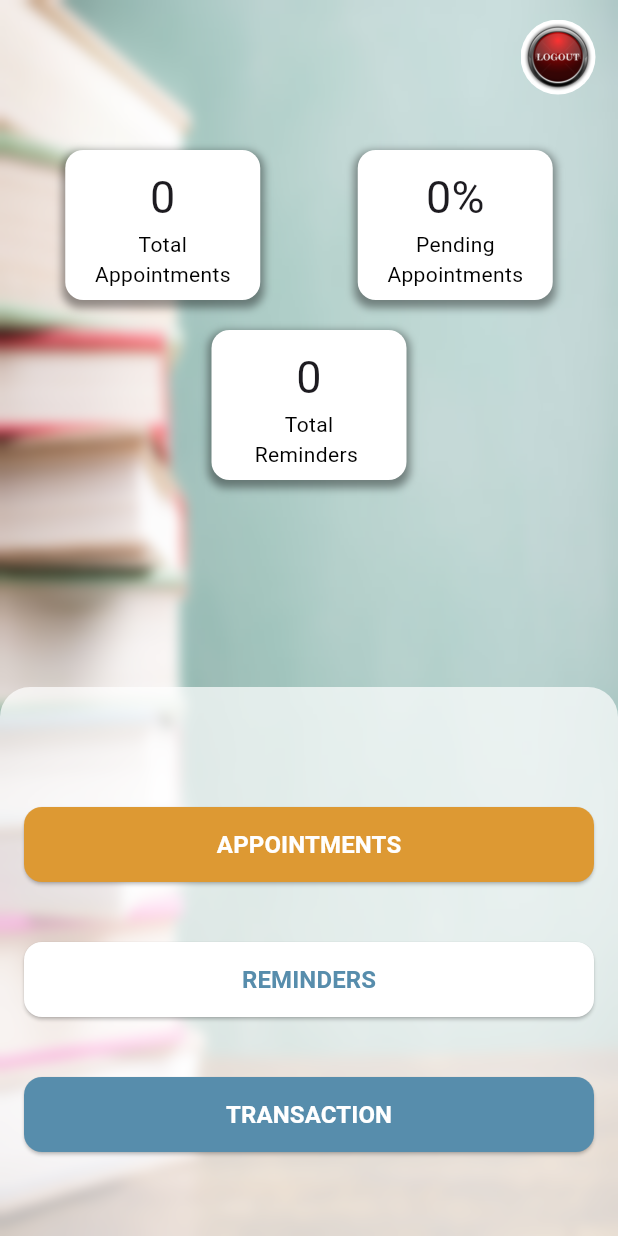
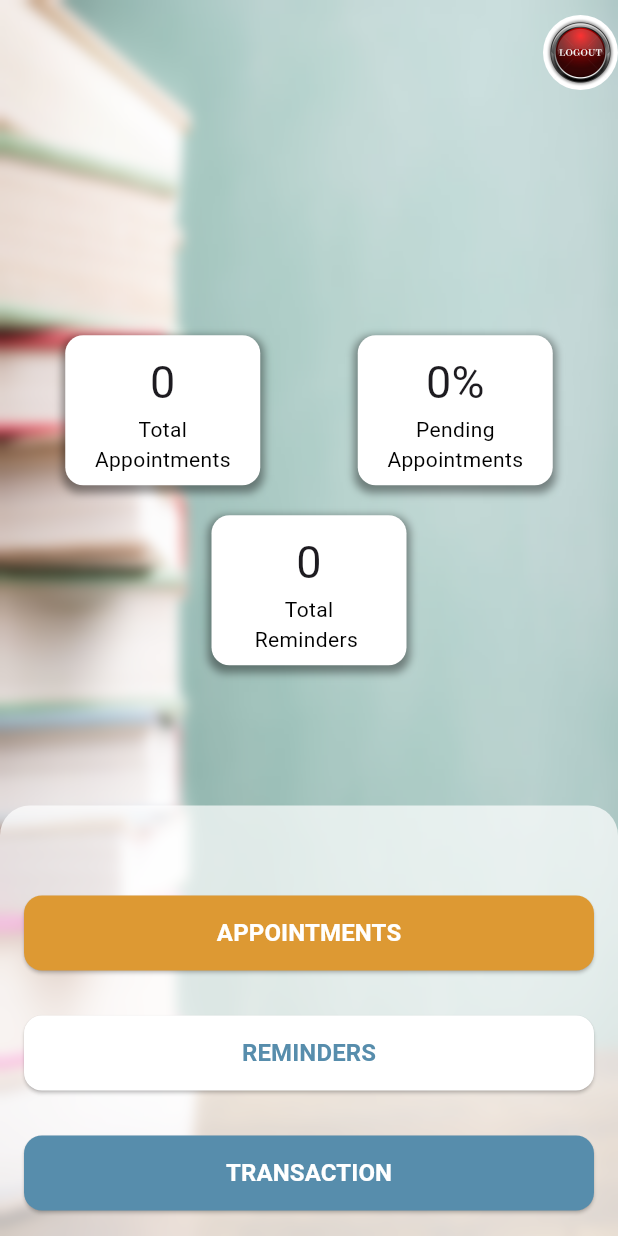
Before and after one commit to govindcodewraps/admissionguidence, a Flutter app: the HomeScreen screen opened directly, on a phone screen of 412 x 824 dp. Run offline on Flutter 3.47's test engine with Material 3 defaults, Android fonts, the light colour scheme and no system bars; our stand-ins replace calendar_date_picker2, dio, fluttertoast, google_fonts, shared_preferences, toggle_switch and 1 more; missing offline and left inert: day_night_time_picker; accounts and stored records are empty; network calls fail.

Commit message:
this code is not working

```diff
--- a/lib/Screens/Edit_Reminder.dart
+++ b/lib/Screens/Edit_Reminder.dart
@@ -646,7 +646,6 @@ class _EditReminderScreenState extends State<EditReminderScreen> {
                   child:
 
                   DropdownButton<String>(
-                    isExpanded: true,
 
                     value: accountselectedValue,
                     onChanged: (newValue) {
--- a/lib/Screens/Home_Screen.dart
+++ b/lib/Screens/Home_Screen.dart
@@ -117,13 +117,21 @@ class _HomeScreenState extends State<HomeScreen> {
           ),
           child:  BackdropFilter(
             filter: ImageFilter.blur(sigmaX: 4, sigmaY:4),
-            child:Stack(
+            child:Center(
+              child: Column(
+                //crossAxisAlignment: CrossAxisAlignment.center,
+                mainAxisAlignment: MainAxisAlignment.spaceBetween,
                 children: [
-                Positioned(
-                    right: 15,
-                    top: 13,
-                    child:
-                    InkWell(
+                  //SizedBox(height:1,),
+                  Row(
+
+                    crossAxisAlignment: CrossAxisAlignment.end,
+                    mainAxisAlignment: MainAxisAlignment.end,
+                    children: [
+
+                    Padding(
+                      padding: const EdgeInsets.only(top: 10),
+                      child: InkWell(
                         onTap: () {
                           showLogoutConfirmationDialog(context);
                         },
@@ -136,17 +144,31 @@ class _HomeScreenState extends State<HomeScreen> {
                             // Text("Logout", style: TextStyle(color: Colors.red)),
                           ],
                         ),
+                      ),
                     )
-
-                ),
-
-                Center(
-                  child: Column(
-                    //crossAxisAlignment: CrossAxisAlignment.center,
-                    mainAxisAlignment: MainAxisAlignment.spaceBetween,
-                    children: [
+                  ],),
+                  // Positioned(
+                  //     right: 1,
+                  //     top: 13,
+                  //     child:
+                  //     InkWell(
+                  //       onTap: () {
+                  //         showLogoutConfirmationDialog(context);
+                  //       },
+                  //       child: Column(
+                  //         children: [
+                  //           //Icon(Icons.logout, color: Colors.red),
+                  //           ClipOval(
+                  //
+                  //               child: Image.asset('assets/logoutbutton.jpg',height: 50,)),
+                  //           // Text("Logout", style: TextStyle(color: Colors.red)),
+                  //         ],
+                  //       ),
+                  //     )
+                  //
+                  // ),
                   Container(
-                        padding: EdgeInsets.fromLTRB(16, 100, 16, 0),
+                    padding: EdgeInsets.fromLTRB(16, 100, 16, 30),
                     decoration: BoxDecoration(
                       // color: MyTheme.WHITECOLOR,
                         borderRadius:BorderRadius.circular(12)
@@ -393,7 +415,7 @@ class _HomeScreenState extends State<HomeScreen> {
                     ),
                     child: Column(
                       children: [
-                            SizedBox(height: 60,),
+                        SizedBox(height: 40,),
 
                         Align(
                           alignment: Alignment.centerRight,
@@ -439,7 +461,7 @@ class _HomeScreenState extends State<HomeScreen> {
                             ),
                           ),
                         ),
-                            SizedBox(height: 40,),
+                        SizedBox(height: 30,),
 
                         Align(
                           alignment: Alignment.centerRight,
@@ -487,7 +509,7 @@ class _HomeScreenState extends State<HomeScreen> {
                             ),
                           ),
                         ),
-                            SizedBox(height: 40,),
+                        SizedBox(height: 30,),
 
                         Align(
                           alignment: Alignment.centerRight,
@@ -533,13 +555,11 @@ class _HomeScreenState extends State<HomeScreen> {
                             ),
                           ),
                         ),
-                            SizedBox(height: 40,),
+                        SizedBox(height: 1,),
                       ],
                     ),
                   ),
                 ],),
-                ),
-              ],
             ),
           ),
 
```
Also changed, not shown: lib/Screens/Add_Reminder_screen.dart (+74 -74 lines), lib/Screens/Reminder_Screen.dart (+4 -12 lines). Lines whose indentation alone changed are shown as unchanged.
